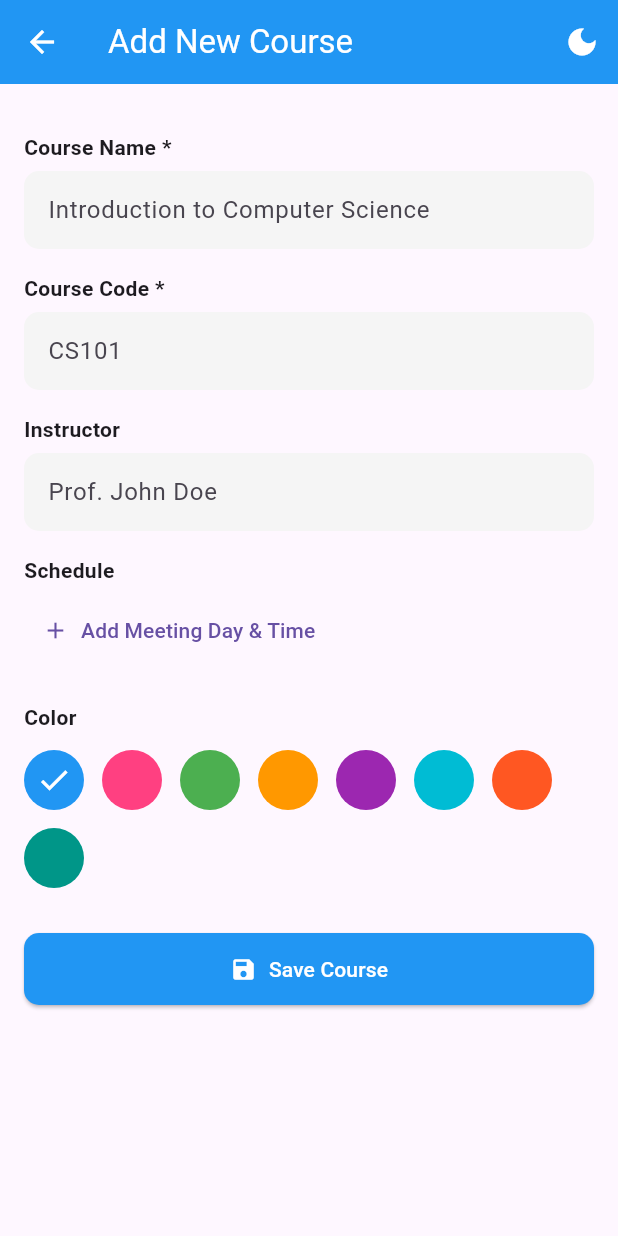
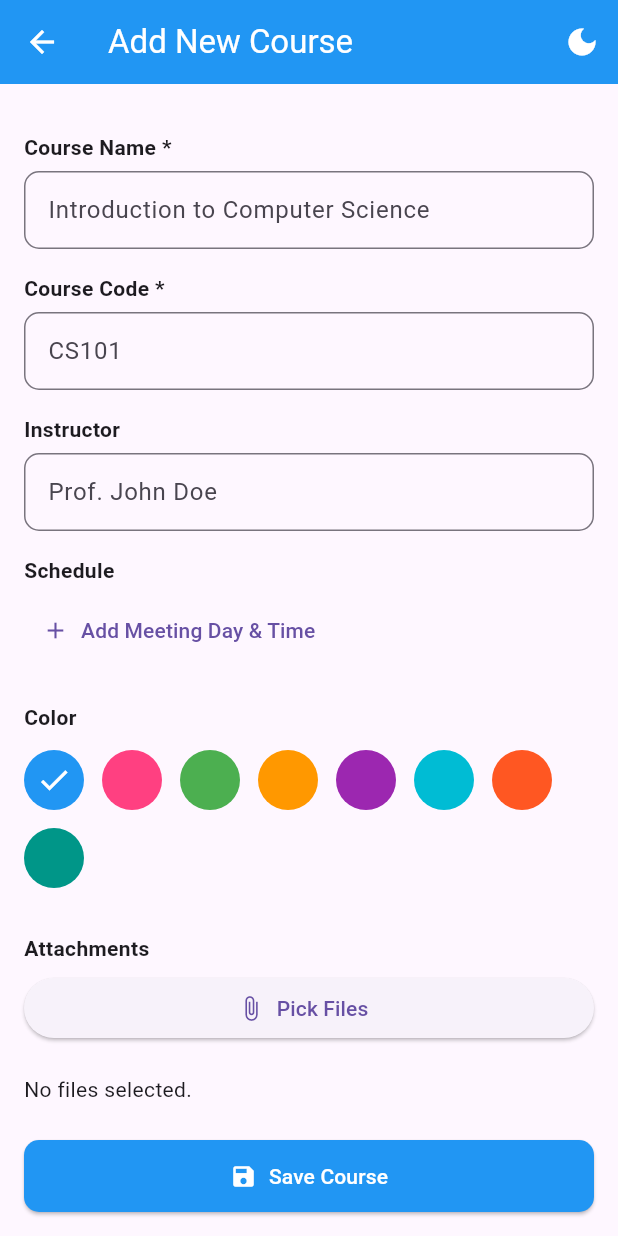
Before and after one commit to hscdexolusion/coursecompanion, a Flutter app: the AddCoursePage screen opened directly, on a phone screen of 412 x 824 dp. Run offline on Flutter 3.47's test engine with Material 3 defaults, Android fonts, the phone set to English and light mode, and no system bars; our stand-ins replace file_picker, open_file.

Commit message:
added the course detail screen and added the file picking function to both the course detail and the add course screen

```diff
--- a/lib/main.dart
+++ b/lib/main.dart
@@ -6,7 +6,7 @@ import 'package:flutter/services.dart';
 import 'package:provider/provider.dart';
 import 'package:coursecompanion/providers/note_provider.dart';
 
-// ✅ Move MyApp here first
+
 class MyApp extends StatelessWidget {
   const MyApp({super.key});
 
--- a/lib/models/course_model.dart
+++ b/lib/models/course_model.dart
@@ -1,4 +1,6 @@
 import 'package:flutter/material.dart';
+import 'package:file_picker/file_picker.dart';
+
 class Course {
   final String title;
   final String code;
@@ -6,6 +8,9 @@ class Course {
   final String schedule;
   final int colorIndex;
   final Color color;
+  final List<PlatformFile>? attachments;
+
+
 
   Course({
     required this.title,
@@ -14,5 +19,6 @@ class Course {
     required this.schedule,
     required this.colorIndex,
     required this.color,
+    this.attachments,
   });
 }
--- a/lib/views/pages/add_course_sreen.dart
+++ b/lib/views/pages/add_course_sreen.dart
@@ -4,6 +4,9 @@ import 'package:provider/provider.dart';
 import 'package:coursecompanion/models/course_model.dart';
 import 'package:coursecompanion/providers/course_provider.dart';
 import 'package:coursecompanion/views/widgets/custom_app_bar.dart';
+
+import 'package:file_picker/file_picker.dart';
+import 'dart:io';
 
 class AddCoursePage extends StatefulWidget {
   const AddCoursePage({super.key});
@@ -31,10 +34,38 @@ class _AddCoursePageState extends State<AddCoursePage> {
   ];
 
   List<Map<String, dynamic>> schedules = [];
-
   final List<String> weekdays = [
     'Monday', 'Tuesday', 'Wednesday', 'Thursday', 'Friday', 'Saturday', 'Sunday'
   ];
+
+  List<PlatformFile> selectedFiles = [];
+
+  Future<void> pickFiles() async {
+  try {
+    final result = await FilePicker.platform.pickFiles(
+      allowMultiple: true,
+      type: FileType.any,
+      withData: true,
+      withReadStream: false, // <- Try false if you're not reading large files
+    );
+
+    if (result != null && result.files.isNotEmpty) {
+      setState(() {
+        selectedFiles = result.files;
+      });
+    } else {
+      ScaffoldMessenger.of(context).showSnackBar(
+        SnackBar(content: Text("No files selected.")),
+      );
+    }
+  } catch (e) {
+    print("Error picking files: $e");
+    ScaffoldMessenger.of(context).showSnackBar(
+      SnackBar(content: Text("Failed to pick files. Please try again")),
+    );
+  }
+}
+
 
   void addSchedule() async {
     String? selectedDay;
@@ -149,6 +180,30 @@ class _AddCoursePageState extends State<AddCoursePage> {
             ),
 
             const SizedBox(height: 30),
+
+            Text("Attachments", style: TextStyle(fontWeight: FontWeight.bold)),
+            const SizedBox(height: 6),
+            ElevatedButton.icon(
+              onPressed: pickFiles,
+              icon: Icon(Icons.attach_file),
+              label: Text("Pick Files"),
+            ),
+            const SizedBox(height: 12),
+
+            if (selectedFiles.isEmpty)
+              Padding(
+                padding: const EdgeInsets.only(top: 8.0),
+                child: Text("No files selected."),
+              )
+            else
+              ...selectedFiles.map((file) => ListTile(
+                leading: Icon(Icons.insert_drive_file),
+                title: Text(file.name),
+                subtitle: Text("${(file.size / 1024).toStringAsFixed(2)} KB"),
+              )),
+
+            const SizedBox(height: 24),
+
             ElevatedButton.icon(
               onPressed: () {
                 if (courseNameController.text.isNotEmpty &&
@@ -160,6 +215,7 @@ class _AddCoursePageState extends State<AddCoursePage> {
                     schedule: formatSchedules(),
                     color: colors[selectedColorIndex],
                     colorIndex: selectedColorIndex,
+                    attachments: selectedFiles, // ✅ Include attachments here
                   );
 
                   Provider.of<CourseProvider>(context, listen: false).addCourse(newCourse);
@@ -199,12 +255,9 @@ class _AddCoursePageState extends State<AddCoursePage> {
           controller: controller,
           decoration: InputDecoration(
             hintText: hint,
-            filled: true,
-            fillColor: Colors.grey[100],
             contentPadding: EdgeInsets.symmetric(horizontal: 12, vertical: 14),
             border: OutlineInputBorder(
               borderRadius: BorderRadius.circular(10),
-              borderSide: BorderSide.none,
             ),
           ),
         ),
--- a/lib/views/pages/add_note_screen.dart
+++ b/lib/views/pages/add_note_screen.dart
@@ -64,7 +64,9 @@ class _AddNoteScreenState extends State<AddNoteScreen> {
                 decoration: InputDecoration(
                   hintText: 'Enter note title...',
                   border: OutlineInputBorder(
-                      borderRadius: BorderRadius.circular(8)),
+                      borderRadius: BorderRadius.circular(8),
+                       //borderSide: BorderSide.none,
+                       ),
                   contentPadding:
                       const EdgeInsets.symmetric(vertical: 14, horizontal: 12),
                 ),
--- a/lib/views/widget_tree.dart
+++ b/lib/views/widget_tree.dart
@@ -18,7 +18,7 @@ class _WidgetTreeState extends State<WidgetTree> {
      CoursesScreen(),
      DeadlinesScreen(),
      NotesScreen(),
-     SettingsScreen()
+     //SettingsScreen()
   ];
 
   @override
@@ -43,7 +43,7 @@ class _WidgetTreeState extends State<WidgetTree> {
           NavigationDestination(icon: Icon(Icons.menu_book), label: 'Courses'),
           NavigationDestination(icon: Icon(Icons.calendar_today), label: 'Deadlines'),
           NavigationDestination(icon: Icon(Icons.note), label: 'Notes'),
-          NavigationDestination(icon: Icon(Icons.settings), label: 'Settings'),
+          //NavigationDestination(icon: Icon(Icons.settings), label: 'Settings'),
                ]),
        ),
     );
--- a/pubspec.yaml
+++ b/pubspec.yaml
@@ -34,6 +34,9 @@ dependencies:
   provider: ^6.1.5
   path_provider: ^2.0.14
   intl: ^0.19.0
+  file_picker: ^10.2.0
+  open_file: ^3.5.10
+  path: ^1.9.1
 
   # The following adds the Cupertino Icons font to your application.
   # Use with the CupertinoIcons class for iOS style icons.
```
Also changed, not shown: lib/views/pages/course_detail.dart (added, +209 -0 lines), lib/views/pages/courses_screen.dart (+12 -1 lines), pubspec.lock, 4 other files.
